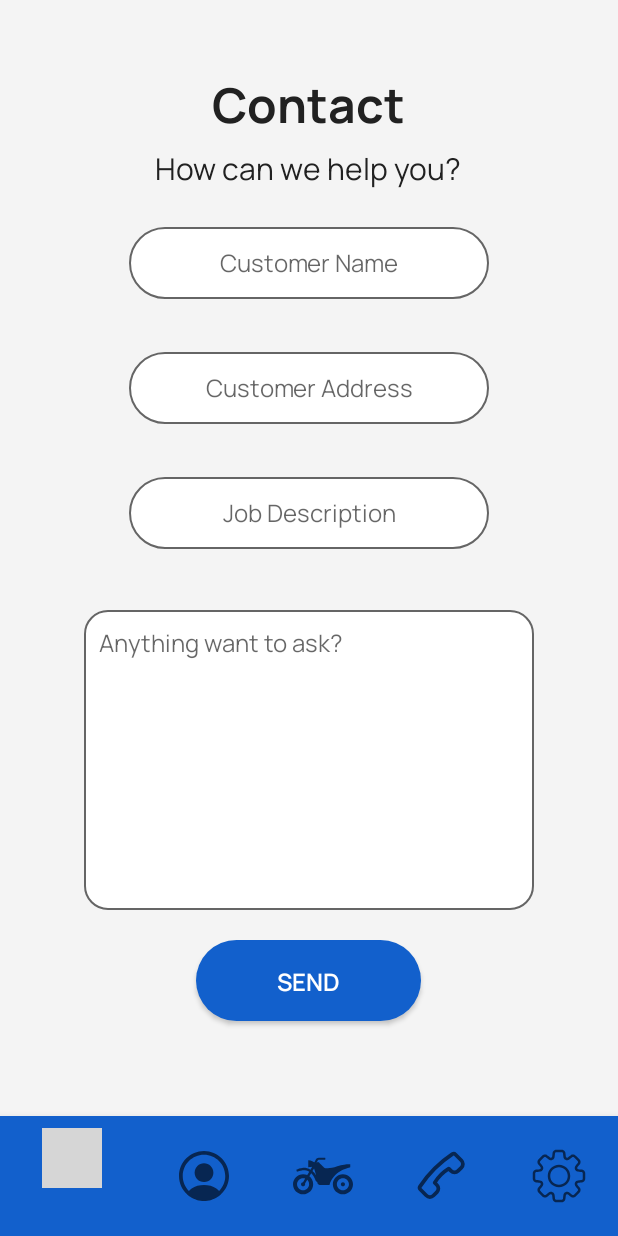
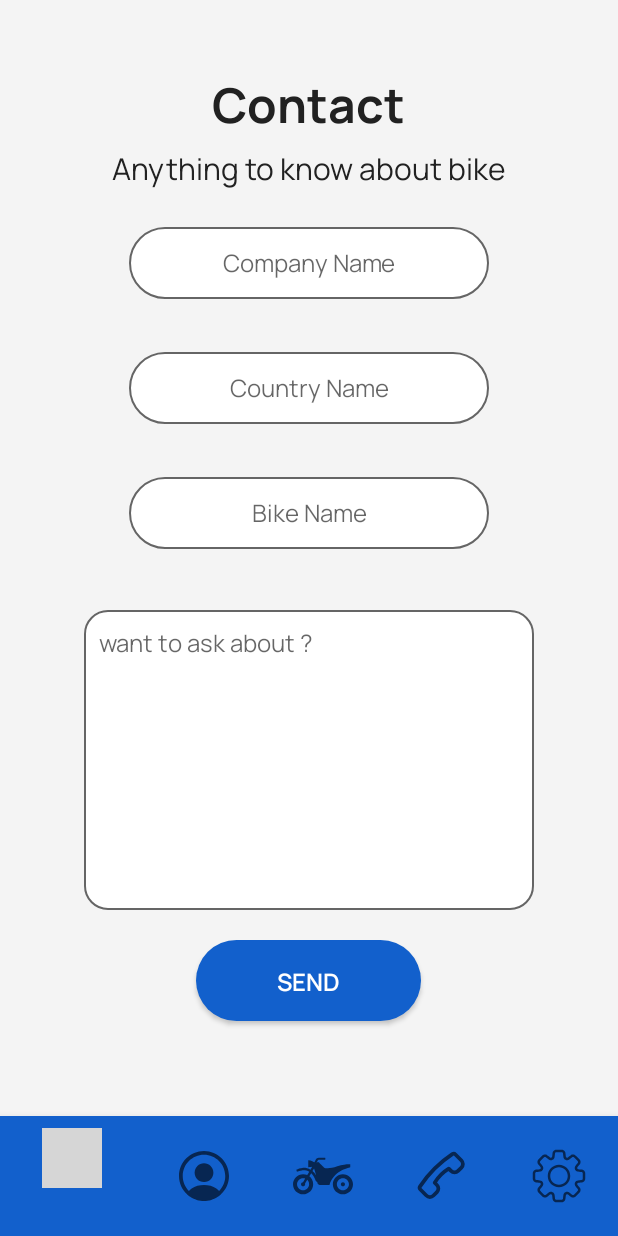
Before and after one commit to RinchenYonjan/BikeNepal, an Android app: the fragment ContactFragment placed in its activity, on a phone screen of 412 x 824 dp. Run offline under Robolectric (Android 15) with nearby library versions, the phone set to English and light mode, and no system bars; grey boxes are pictures that could not be loaded.

Commit message:
Merge remote changes

```diff
--- a/app/src/main/AndroidManifest.xml
+++ b/app/src/main/AndroidManifest.xml
@@ -58,10 +58,12 @@
             </intent-filter>
         </service>
 
+
         <meta-data
             android:name="com.google.firebase.messaging."
             android:value="notification" />
 
+
     </application>
 
 </manifest>
--- a/app/src/main/java/com/example/bikenepal/controller/retrofit/RetrofitClient.java
+++ b/app/src/main/java/com/example/bikenepal/controller/retrofit/RetrofitClient.java
@@ -138,9 +138,9 @@ public class RetrofitClient extends AppCompatActivity {
 
 
     // Method on contact message request and response
-    public void contactSend(String username, String address, String job, String description) {
+    public void contactSend(String company, String country, String name, String description) {
 
-        ContactModel contactModel = new ContactModel(username, address, job, description);
+        ContactModel contactModel = new ContactModel(company, country, name, description);
         Log.d("contact register", "Initiating contact user data..");
 
         Call<ContactModel> Contactcall = api.contact(contactModel);
--- a/app/src/main/java/com/example/bikenepal/view/ContactFragment.java
+++ b/app/src/main/java/com/example/bikenepal/view/ContactFragment.java
@@ -23,7 +23,7 @@ import retrofit2.Response;
 
 public class ContactFragment extends Fragment {
 
-    private EditText contactName, contactAddress, contactJob, contactDescription;
+    private EditText companyName, countryName, bikeName, Description;
     private Button sendButton;
 
 
@@ -34,10 +34,10 @@ public class ContactFragment extends Fragment {
         View view = inflater.inflate(R.layout.fragment_contact, container, false);
 
         // Initialize views
-        contactName = view.findViewById(R.id.contactname_text);
-        contactAddress = view.findViewById(R.id.contactaddress_text);
-        contactJob = view.findViewById(R.id.job_text);
-        contactDescription = view.findViewById(R.id.contactdescription_text);
+        companyName = view.findViewById(R.id.companyname_text);
+        countryName = view.findViewById(R.id.countryname_text);
+        bikeName = view.findViewById(R.id.bikename_text);
+        Description = view.findViewById(R.id.description_text);
         sendButton = view.findViewById(R.id.contact_sendBtn);
 
 
@@ -54,20 +54,20 @@ public class ContactFragment extends Fragment {
 
 
     private void sendContactMessage() {
-        String username = contactName.getText().toString().trim();
-        String address = contactAddress.getText().toString().trim();
-        String job = contactJob.getText().toString().trim();
-        String description = contactDescription.getText().toString().trim();
+        String company = companyName.getText().toString().trim();
+        String country = countryName.getText().toString().trim();
+        String name = bikeName.getText().toString().trim();
+        String description = Description.getText().toString().trim();
 
         // Check if fields are empty or not
-        if(username.isEmpty() || address.isEmpty() || job.isEmpty() || description.isEmpty()) {
+        if(company.isEmpty() || country.isEmpty() || name.isEmpty() || description.isEmpty()) {
 
             Toast.makeText(getContext().getApplicationContext(), "Fill is Required", Toast.LENGTH_LONG).show();
 
         } else {
             // Creating RetrofitClient object to store Contact Page data
             RetrofitClient retrofitClientInstance = new RetrofitClient();
-            retrofitClientInstance.contactSend(username, address, job, description);
+            retrofitClientInstance.contactSend(company, country, name, description);
 
             // Toast message
             Toast.makeText(getContext().getApplicationContext(), "Request message is Sent!", Toast.LENGTH_LONG).show();
@@ -79,10 +79,10 @@ public class ContactFragment extends Fragment {
 
     // Method to text field empty
     private void clearInputFields() {
-        contactName.setText("");
-        contactAddress.setText("");
-        contactJob.setText("");
-        contactDescription.setText("");
+        companyName.setText("");
+        countryName.setText("");
+        bikeName.setText("");
+        Description.setText("");
     }
 
 }
--- a/app/src/main/res/layout/fragment_contact.xml
+++ b/app/src/main/res/layout/fragment_contact.xml
@@ -36,41 +36,41 @@
             android:layout_height="wrap_content"
             android:layout_marginTop="5dp"
             android:textSize="20sp"
-            android:text="How can we help you?"
+            android:text="Anything to know about bike"
             android:fontFamily="@font/manrope_regular"
             android:textColor="#212121"/>
 
-        <!-- Customer Name -->
+        <!-- Company Name -->
         <EditText
-            android:id="@+id/contactname_text"
+            android:id="@+id/companyname_text"
             android:layout_width="240dp"
             android:layout_height="48dp"
             android:textAlignment="center"
-            android:hint="Customer Name"
+            android:hint="Company Name"
             android:textSize="16sp"
             android:fontFamily="@font/manrope_regular"
             android:layout_margin="25dp"
             android:background="@drawable/custom_contact_editview"/>
 
-        <!-- Customer Address -->
+        <!-- Country Name -->
         <EditText
-            android:id="@+id/contactaddress_text"
+            android:id="@+id/countryname_text"
             android:layout_width="240dp"
             android:layout_height="48dp"
             android:textAlignment="center"
-            android:hint="Customer Address"
+            android:hint="Country Name"
             android:textSize="16sp"
             android:fontFamily="@font/manrope_regular"
             android:layout_margin="10dp"
             android:background="@drawable/custom_contact_editview" />
 
-        <!-- Job -->
+        <!-- Bike Name -->
         <EditText
-            android:id="@+id/job_text"
+            android:id="@+id/bikename_text"
             android:layout_width="240dp"
             android:layout_height="48dp"
             android:textAlignment="center"
-            android:hint="Job Description"
+            android:hint="Bike Name"
             android:textSize="16sp"
             android:fontFamily="@font/manrope_regular"
             android:layout_margin="25dp"
@@ -78,14 +78,14 @@
 
         <!-- Description -->
         <EditText
-            android:id="@+id/contactdescription_text"
+            android:id="@+id/description_text"
             android:layout_width="300dp"
             android:layout_height="200dp"
             android:background="@drawable/custom_describe_textview"
             android:layout_marginTop="15dp"
             android:gravity="top"
             android:padding="10dp"
-            android:hint="Anything want to ask?"
+            android:hint="want to ask about ?"
             android:textSize="16sp"
             android:fontFamily="@font/manrope_regular"/>
 
```
Also changed, not shown: app/src/main/java/com/example/bikenepal/model/ContactModel.java (+22 -22 lines).
